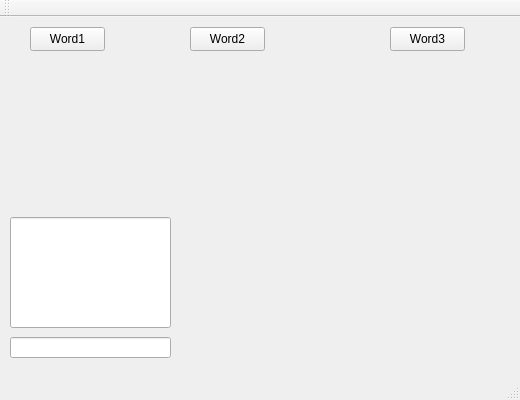
Above: Gartic_Client/Client/Client/Gartic.ui from Coyotul/furculita before the change. Below: the same form after it.
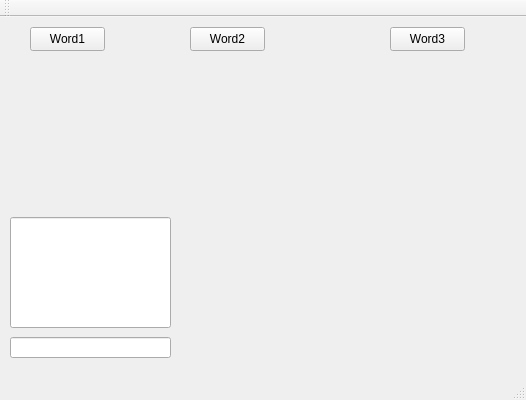
That is the form after the change.

Diff of the .ui file:
```diff
--- a/Gartic_Client/Client/Client/Gartic.ui
+++ b/Gartic_Client/Client/Client/Gartic.ui
@@ -6,7 +6,7 @@
    <rect>
     <x>0</x>
     <y>0</y>
-    <width>520</width>
+    <width>526</width>
     <height>400</height>
    </rect>
   </property>
```
Left out of the diff: 2 changed lines with no effect on the pictures.
